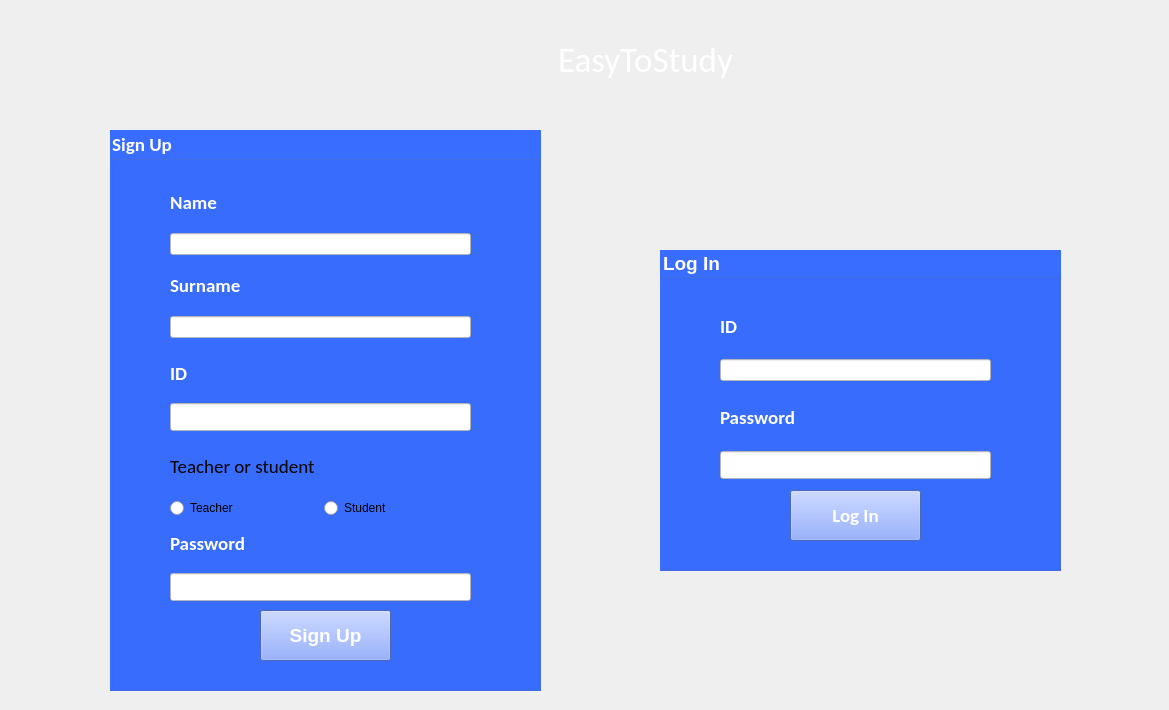
The window that studyProject/mainwindow.ui (fenrirm/study_project) describes before a commit, drawn with Qt 5.
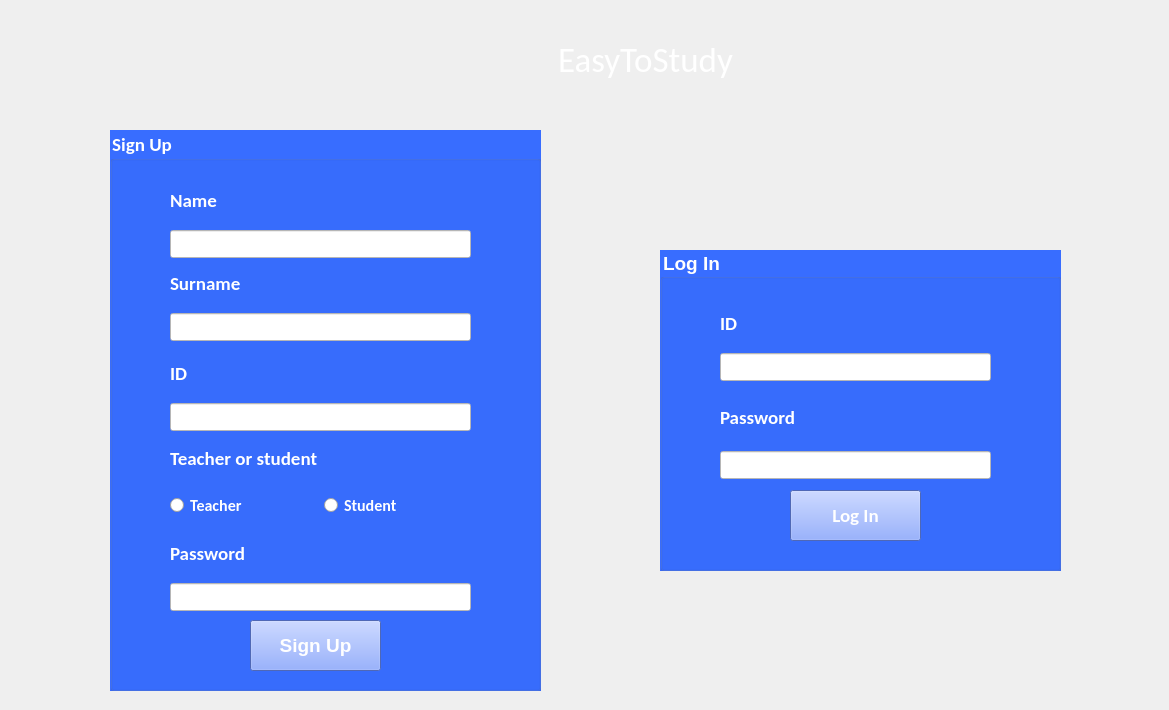
The same window after the commit. Icons and pictures are not drawn.

```diff
--- a/studyProject/mainwindow.ui
+++ b/studyProject/mainwindow.ui
@@ -109,8 +109,8 @@
     <widget class="QPushButton" name="signup">
      <property name="geometry">
       <rect>
-       <x>150</x>
-       <y>480</y>
+       <x>140</x>
+       <y>490</y>
        <width>131</width>
        <height>51</height>
       </rect>
@@ -146,7 +146,7 @@
        <x>60</x>
        <y>47</y>
        <width>301</width>
-       <height>78</height>
+       <height>81</height>
       </rect>
      </property>
      <layout class="QVBoxLayout" name="verticalLayout">
@@ -172,6 +172,12 @@
       </item>
       <item>
        <widget class="QLineEdit" name="nameLine">
+        <property name="font">
+         <font>
+          <family>Calibri</family>
+          <pointsize>11</pointsize>
+         </font>
+        </property>
         <property name="styleSheet">
          <string notr="true">#nameLine
 {
@@ -234,7 +240,7 @@
      <property name="geometry">
       <rect>
        <x>60</x>
-       <y>390</y>
+       <y>400</y>
        <width>301</width>
        <height>81</height>
       </rect>
@@ -288,7 +294,7 @@
        <x>60</x>
        <y>130</y>
        <width>301</width>
-       <height>78</height>
+       <height>81</height>
       </rect>
      </property>
      <layout class="QVBoxLayout" name="verticalLayout_4">
@@ -314,6 +320,12 @@
       </item>
       <item>
        <widget class="QLineEdit" name="surnameLine">
+        <property name="font">
+         <font>
+          <family>Calibri</family>
+          <pointsize>11</pointsize>
+         </font>
+        </property>
         <property name="styleSheet">
          <string notr="true">#surnameLine
 {
@@ -328,21 +340,27 @@
      <property name="geometry">
       <rect>
        <x>60</x>
-       <y>310</y>
+       <y>300</y>
        <width>301</width>
-       <height>78</height>
+       <height>89</height>
       </rect>
      </property>
      <layout class="QVBoxLayout" name="verticalLayout_7">
       <item>
-       <widget class="QLabel" name="label_4">
+       <widget class="QLabel" name="post">
         <property name="font">
          <font>
           <family>Calibri</family>
           <pointsize>14</pointsize>
-          <bold>false</bold>
+          <bold>true</bold>
          </font>
         </property>
+        <property name="styleSheet">
+         <string notr="true">#post
+{
+color: white;
+}</string>
+        </property>
         <property name="text">
          <string>Teacher or student</string>
         </property>
@@ -352,6 +370,19 @@
        <layout class="QHBoxLayout" name="horizontalLayout_2">
         <item>
          <widget class="QRadioButton" name="Teacher">
+          <property name="font">
+           <font>
+            <family>Calibri</family>
+            <pointsize>12</pointsize>
+            <bold>true</bold>
+           </font>
+          </property>
+          <property name="styleSheet">
+           <string notr="true">#Teacher
+{
+color: white;
+}</string>
+          </property>
           <property name="text">
            <string>Teacher</string>
           </property>
@@ -359,6 +390,19 @@
         </item>
         <item>
          <widget class="QRadioButton" name="Student">
+          <property name="font">
+           <font>
+            <family>Calibri</family>
+            <pointsize>12</pointsize>
+            <bold>true</bold>
+           </font>
+          </property>
+          <property name="styleSheet">
+           <string notr="true">#Student
+{
+color: white;
+}</string>
+          </property>
           <property name="text">
            <string>Student</string>
           </property>
@@ -462,6 +506,12 @@
       </item>
       <item>
        <widget class="QLineEdit" name="Id">
+        <property name="font">
+         <font>
+          <family>Calibri</family>
+          <pointsize>11</pointsize>
+         </font>
+        </property>
         <property name="styleSheet">
          <string notr="true">background-color: rgb(255, 255, 255);</string>
         </property>
```
